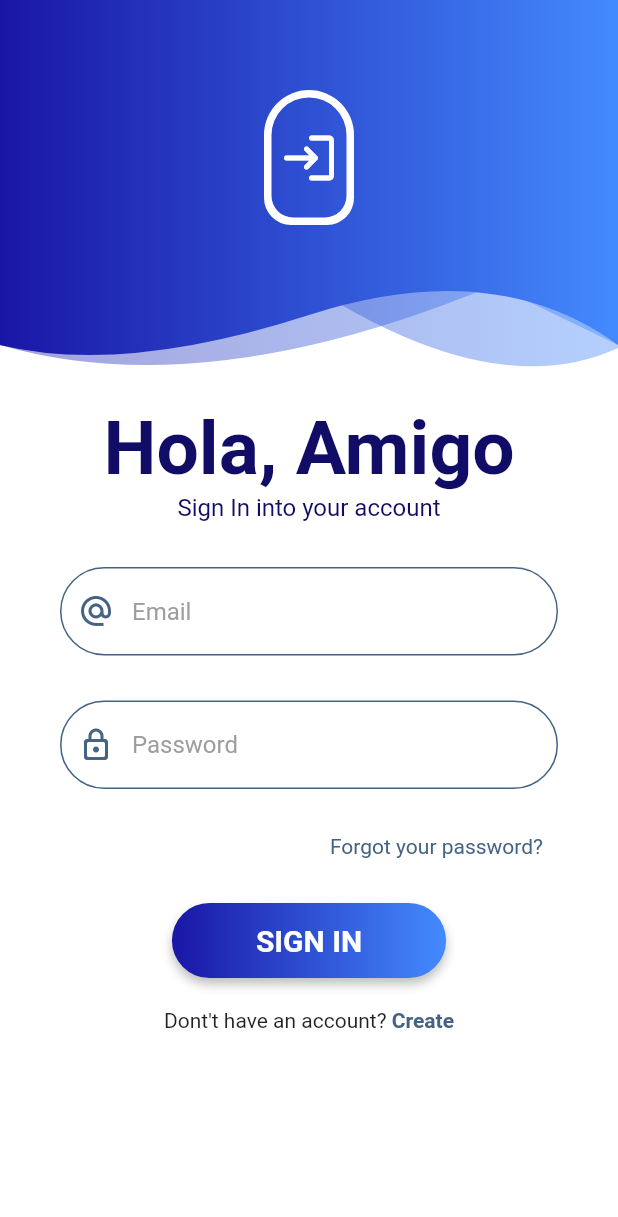
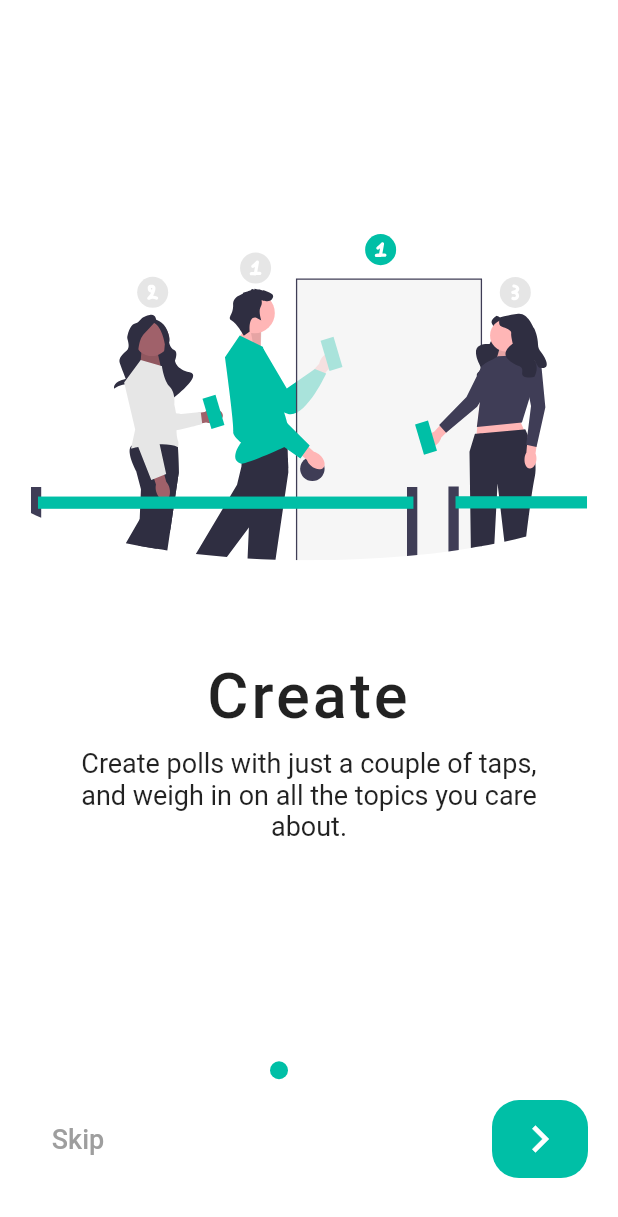
Before and after one commit to AviSharmaaa/Grey-Poll, a Flutter app: the screen it shows after launch, on a phone screen of 412 x 824 dp. Shown: the top 1217 px of the screen. Run offline on Flutter 3.47's test engine with Material 2 defaults, Android fonts, the light colour scheme and no system bars; our stand-ins replace charts_flutter, cloud_firestore, firebase_auth, firebase_core, flutter_svg, google_sign_in and 2 more; accounts and stored records are empty.

Commit message:
Added: onboarding screen

```diff
--- a/lib/main.dart
+++ b/lib/main.dart
@@ -1,7 +1,9 @@
 import 'package:firebase_core/firebase_core.dart';
 import 'package:flutter/material.dart';
 import 'package:provider/provider.dart';
+import 'package:shared_preferences/shared_preferences.dart';
 import 'models/current_user.dart';
+import 'screens/onboarding_screen/onboarding_screen.dart';
 import 'screens/root_screen.dart';
 import 'state/vote_state.dart';
 import 'utils/app_theme.dart';
@@ -9,12 +11,15 @@ import 'utils/app_theme.dart';
 Future main() async {
   WidgetsFlutterBinding.ensureInitialized();
   await Firebase.initializeApp();
+  final prefs = await SharedPreferences.getInstance();
+  final bool showHome = prefs.getBool('showHome') ?? false;
 
-  runApp(const GreyPoll());
+  runApp(GreyPoll(showHome: showHome));
 }
 
 class GreyPoll extends StatelessWidget {
-  const GreyPoll({Key? key}) : super(key: key);
+  final bool showHome;
+  const GreyPoll({Key? key, required this.showHome}) : super(key: key);
 
   // This widget is the root of your application.
   @override
@@ -24,15 +29,13 @@ class GreyPoll extends StatelessWidget {
         ChangeNotifierProvider(
           create: (context) => CurrentUser(),
         ),
-        ChangeNotifierProvider(
-          create: (_) => VoteState()
-        ),
+        ChangeNotifierProvider(create: (_) => VoteState()),
       ],
       child: MaterialApp(
         debugShowCheckedModeBanner: false,
         title: 'Grey Poll',
         theme: AppTheme().buildTheme(),
-        home: const RootScreen(),
+        home: showHome ? const RootScreen() : const OnboardingScreen(),
       ),
     );
   }
--- /dev/null
+++ b/lib/screens/onboarding_screen/onboarding_screen.dart
@@ -0,0 +1,84 @@
+import 'package:flutter/material.dart';
+import 'widgets/build_page.dart';
+import 'widgets/navigation_container.dart';
+
+class OnboardingScreen extends StatefulWidget {
+  const OnboardingScreen({Key? key}) : super(key: key);
+
+  @override
+  State<OnboardingScreen> createState() => _OnboardingScreenState();
+}
+
+class _OnboardingScreenState extends State<OnboardingScreen>
+    with TickerProviderStateMixin {
+  final PageController controller = PageController();
+  TabController? tabController;
+  bool isLastPage = false;
+
+  @override
+  void initState() {
+    tabController = TabController(length: 3, vsync: this);
+    super.initState();
+  }
+
+  void _incrementCounter(value) {
+    setState(() {
+      tabController!.index = value;
+    });
+  }
+
+  @override
+  void dispose() {
+    controller.dispose();
+    tabController!.dispose();
+    super.dispose();
+  }
+
+  @override
+  Widget build(BuildContext context) {
+    return Scaffold(
+      body: Stack(
+        children: [
+          PageView(
+            onPageChanged: (value) {
+              setState(() {
+                isLastPage = (value == 2);
+              });
+              _incrementCounter(value);
+            },
+            controller: controller,
+            children: [
+              buildPage(
+                context,
+                'assets/undraw_wait_in_line_o2aq.svg',
+                "Create",
+                "Create polls with just a couple of taps, and weigh in on all the topics you care about.",
+              ),
+              buildPage(
+                context,
+                'assets/undraw_election_day_w842.svg',
+                "Vote",
+                "Participate on the topics you strongly feel about. Use your power to vote and be the voice of change.",
+              ),
+              buildPage(
+                context,
+                'assets/undraw_like_dislike_re_dwcj.svg',
+                "Share your Opinion",
+                "Give your opinions on various topics by participating in polls. Grey Poll is a very easy way to make your voice heard.",
+              ),
+            ],
+          ),
+          Container(
+            alignment: const Alignment(0, 0.75),
+            child: TabPageSelector(
+              selectedColor: const Color(0xFF00BFA6),
+              controller: tabController,
+              borderStyle: BorderStyle.none,
+            ),
+          ),
+          navigationContainer(context, controller, isLastPage),
+        ],
+      ),
+    );
+  }
+}
--- /dev/null
+++ b/lib/screens/onboarding_screen/widgets/build_page.dart
@@ -0,0 +1,47 @@
+import 'package:flutter/material.dart';
+import 'package:flutter_svg/flutter_svg.dart';
+
+Column buildPage(BuildContext context, String imagePath, String title, String content) {
+  return Column(
+    children: [
+      SizedBox(
+        width: MediaQuery.of(context).size.width * 0.90,
+        child: Padding(
+          padding: const EdgeInsets.symmetric(vertical: 100),
+          child: Column(
+            children: [
+              SvgPicture.asset(
+                height: MediaQuery.of(context).size.height * 0.40,
+                imagePath,
+              ),
+              Padding(
+                padding: const EdgeInsets.only(top: 10.0),
+                child: Text(
+                  title,
+                  textAlign: TextAlign.center,
+                  style: const TextStyle(
+                    fontSize: 42,
+                    fontWeight: FontWeight.w500,
+                    letterSpacing: 2,
+                  ),
+                ),
+              ),
+              Padding(
+                padding: const EdgeInsets.symmetric(
+                    horizontal: 20.0, vertical: 10.0),
+                child: Text(
+                  content,
+                  textAlign: TextAlign.center,
+                  style: const TextStyle(
+                    fontSize: 18,
+                    fontWeight: FontWeight.w400,
+                  ),
+                ),
+              ),
+            ],
+          ),
+        ),
+      ),
+    ],
+  );
+}
--- /dev/null
+++ b/lib/screens/onboarding_screen/widgets/navigation_container.dart
@@ -0,0 +1,22 @@
+import 'package:flutter/material.dart';
+import 'get_started_button.dart';
+import 'next_button.dart';
+import 'skip_button.dart';
+
+Container navigationContainer(BuildContext context, PageController controller, bool isLastPage) {
+  return Container(
+    alignment: const Alignment(0, 0.90),
+    child: Padding(
+      padding: const EdgeInsets.symmetric(horizontal: 20),
+      child: Row(
+        mainAxisAlignment: (isLastPage)
+            ? MainAxisAlignment.end
+            : MainAxisAlignment.spaceBetween,
+        children: [
+          if (!isLastPage) skipButton(controller),
+          (isLastPage) ? getStartedButton(context) : nextButton(controller),
+        ],
+      ),
+    ),
+  );
+}
--- a/pubspec.yaml
+++ b/pubspec.yaml
@@ -43,6 +43,8 @@ dependencies:
   charts_flutter: ^0.12.0
   flutter_launcher_icons: ^0.9.3
   uuid: ^3.0.6
+  flutter_svg: ^1.1.1+1
+  shared_preferences: ^2.0.15
 
 flutter_icons:
   image_path_android: 'assets/launcher.png'
```
Also changed, not shown: lib/screens/onboarding_screen/widgets/get_started_button.dart (added, +34 -0 lines), lib/screens/onboarding_screen/widgets/next_button.dart (added, +16 -0 lines), lib/screens/onboarding_screen/widgets/skip_button.dart (added, +15 -0 lines), assets/undraw_election_day_w842.svg (added), assets/undraw_like_dislike_re_dwcj.svg (added), assets/undraw_wait_in_line_o2aq.svg (added), assets/voting.svg (added), pubspec.lock, 2 other files.
